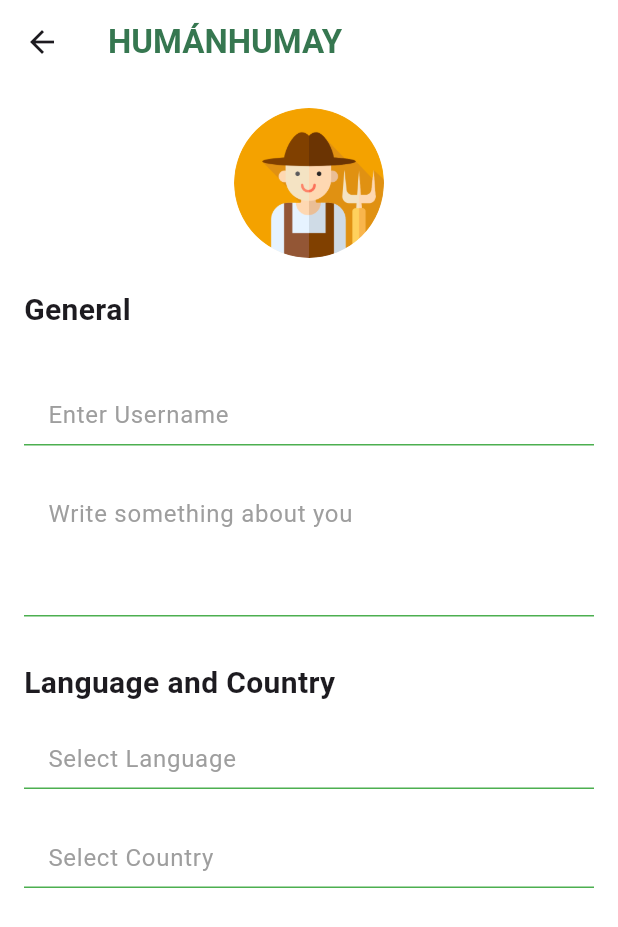
After one commit to kclementir/cc206_human_humay, a Flutter app: the ManagePage screen opened directly, on a phone screen of 412 x 824 dp. The commit adds this screen. Shown: the top 927 px of the screen. Run offline on Flutter 3.47's test engine with Material 3 defaults, Android fonts, the light colour scheme and no system bars; Roboto replaces fonts that are missing (Brand).

Commit message:
user profile and manage account update

```diff
--- /dev/null
+++ b/lib/features/ManagePage.dart
@@ -0,0 +1,136 @@
+import 'package:flutter/material.dart';
+
+class ManagePage extends StatelessWidget {
+  @override
+  Widget build(BuildContext context) {
+   return Scaffold(
+        appBar: AppBar(
+          title: const Text(
+            'HUMÁNHUMAY',
+            style: TextStyle(
+              fontFamily: 'Brand',
+              color: Color(0xFF367750),
+              fontWeight: FontWeight.bold,
+            ),
+          ),
+          backgroundColor: Colors.white,
+        ),
+      body: Container(
+        constraints: const BoxConstraints.expand(),
+        color: Colors.white,
+        child: Padding(
+          padding: const EdgeInsets.all(16.0),
+          child: Column(
+            crossAxisAlignment: CrossAxisAlignment.stretch,
+            children: [
+
+              Container(
+                width: 100,
+                height: 100,
+                decoration: BoxDecoration(
+                  shape: BoxShape.circle,
+                  image: DecorationImage(
+                    image: AssetImage('assets/images/farmer.png'),
+                    fit: BoxFit.contain,
+                    alignment: Alignment.center,
+                  ),
+                ),
+              ),
+
+              SizedBox(height: 20),
+
+              // General Label
+              Text(
+                'General',
+                style: TextStyle(fontSize: 20, fontWeight: FontWeight.bold),
+              ),
+
+              SizedBox(height: 20),
+
+              // Username TextField
+              TextField(
+                decoration: InputDecoration(
+                  labelText: 'Enter Username',
+                  alignLabelWithHint: true,
+                  enabledBorder: UnderlineInputBorder(
+                    borderSide: BorderSide(color: Colors.green),
+                  ),
+                  focusedBorder: UnderlineInputBorder(
+                    borderSide: BorderSide(color: Colors.green),
+                  ),
+                  filled: true,
+                  fillColor: Colors.white,
+                  labelStyle: TextStyle(color: Colors.grey),
+                ),
+              ),
+
+              SizedBox(height: 10),
+
+              // About You TextField
+              TextField(
+                decoration: InputDecoration(
+                  labelText: 'Write something about you',
+                  alignLabelWithHint: true,
+                  enabledBorder: UnderlineInputBorder(
+                    borderSide: BorderSide(color: Colors.green),
+                  ),
+                  focusedBorder: UnderlineInputBorder(
+                    borderSide: BorderSide(color: Colors.green),
+                  ),
+                  filled: true,
+                  fillColor: Colors.white,
+                  labelStyle: TextStyle(color: Colors.grey),
+                ),
+                maxLines: 3,
+              ),
+
+              SizedBox(height: 30),
+
+              // Language and Country
+              Text(
+                'Language and Country',
+                style: TextStyle(fontSize: 20, fontWeight: FontWeight.bold),
+              ),
+
+              // Language TextField
+              TextField(
+                decoration: InputDecoration(
+                  labelText: 'Select Language',
+                  alignLabelWithHint: true,
+                  enabledBorder: UnderlineInputBorder(
+                    borderSide: BorderSide(color: Colors.green),
+                  ),
+                  focusedBorder: UnderlineInputBorder(
+                    borderSide: BorderSide(color: Colors.green),
+                  ),
+                  filled: true,
+                  fillColor: Colors.white,
+                  labelStyle: TextStyle(color: Colors.grey),
+                ),
+              ),
+
+              SizedBox(height: 10),
+
+              //  Country TextField
+              TextField(
+                decoration: InputDecoration(
+                  labelText: 'Select Country',
+                  alignLabelWithHint: true,
+                  enabledBorder: UnderlineInputBorder(
+                    borderSide: BorderSide(color: Colors.green),
+                  ),
+                  focusedBorder: UnderlineInputBorder(
+                    borderSide: BorderSide(color: Colors.green),
+                  ),
+                  filled: true,
+                  fillColor: Colors.white,
+                  labelStyle: TextStyle(color: Colors.grey),
+                ),
+              ),
+            ],
+          ),
+        ),
+      ),
+    );
+  }
+}
--- a/lib/features/user.dart
+++ b/lib/features/user.dart
@@ -1,7 +1,10 @@
+// User.dart
+
 import 'package:flutter/material.dart';
+import 'ManagePage.dart';
 
 void main() {
-  runApp( User());
+  runApp(User());
 }
 
 class User extends StatelessWidget {
@@ -10,7 +13,7 @@ class User extends StatelessWidget {
   @override
   Widget build(BuildContext context) {
     return MaterialApp(
-      debugShowCheckedModeBanner: false, //remove debug banner
+      debugShowCheckedModeBanner: false, // remove debug banner
       home: Scaffold(
         appBar: AppBar(
           title: const Text(
@@ -23,10 +26,9 @@ class User extends StatelessWidget {
           ),
           backgroundColor: Colors.white,
         ),
-        //Background Color
+        // Background Color
         body: Container(
-          constraints: const BoxConstraints
-              .expand(), // Ensure the container takes up the whole screen
+          constraints: const BoxConstraints.expand(), // Ensure the container takes up the whole screen
           decoration: const BoxDecoration(
             gradient: LinearGradient(
               begin: Alignment.topCenter,
@@ -41,29 +43,43 @@ class User extends StatelessWidget {
             child: Column(
               crossAxisAlignment: CrossAxisAlignment.stretch,
               children: [
-                //User Profile
+                // User Profile
                 Card(
                   margin: EdgeInsets.all(16.0),
                   child: ListTile(
                     leading: Image.asset(
                       'assets/images/farmer.png',
-                      width: 55,
-                      height: 55,
-                     ),
+                      width: 70,
+                      height: 70,
+                    ),
                     title: Text('User Profile'),
-                    subtitle: Text('Manage Account'),
+                    subtitle: ElevatedButton(
+                      onPressed: () {
+                        // Navigate to ManagePage when the button is pressed
+                        Navigator.push(
+                          context,
+                          MaterialPageRoute(builder: (context) => ManagePage()),
+                        );
+                      },
+                      style: ElevatedButton.styleFrom(
+                        primary: Colors.white, // set the background color
+                        onPrimary: Colors.green, // set the text color
+                        side: BorderSide(color: Colors.green), // set the border color
+                      ),
+                      child: Text('Manage Account'),
+                    ),
                   ),
                 ),
 
-                //Feeback
+                // Feedback
                 Card(
                   margin: EdgeInsets.all(16.0),
                   child: ListTile(
                     leading: Image.asset(
                       'assets/images/likstars.png',
-                      width: 55,
-                      height: 55,
-                     ),
+                      width: 70,
+                      height: 70,
+                    ),
                     title: Text("How's your experience with HUMÁNHUMAY?"),
                     subtitle: Text('Give Feedback'),
                   ),
@@ -75,9 +91,9 @@ class User extends StatelessWidget {
                   child: ListTile(
                     leading: Image.asset(
                       'assets/images/share.png',
-                      width: 55,
-                      height: 55,
-                     ),
+                      width: 70,
+                      height: 70,
+                    ),
                     title: Text("Let's grow rice crops together!"),
                     subtitle: Text('Share'),
                   ),
```
